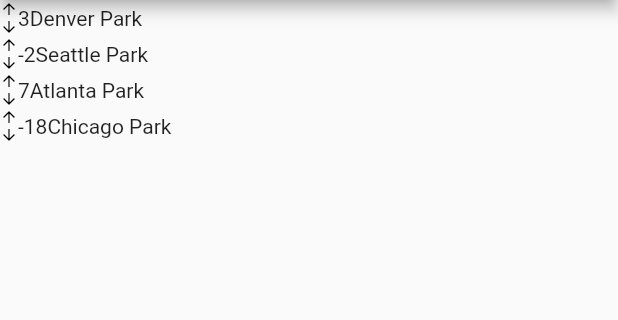
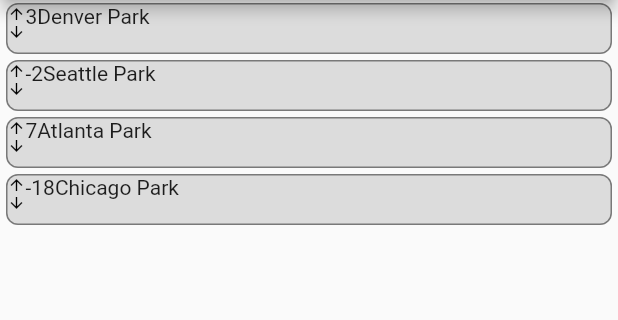
Before and after one commit to jussaw/dog_world_flutter, a Flutter app: the screen it shows after launch, on a phone screen of 412 x 824 dp, the part 84-404 px from its top. Run offline on Flutter 3.47's test engine with Material 2 defaults, Android fonts, the phone set to English and light mode, and no system bars.

Commit message:
Update borer and spacing of list items

```diff
--- a/lib/home_page/dog_park_entry.dart
+++ b/lib/home_page/dog_park_entry.dart
@@ -15,8 +15,24 @@ class DogParkEntry extends StatelessWidget {
 
   @override
   Widget build(BuildContext context) {
-    return SizedBox(
+    const double sideMargin = 4.0;
+    const double topBottomMargin = 2.0;
+
+    return Container(
+      margin: const EdgeInsets.only(
+        left: sideMargin,
+        right: sideMargin,
+        top: topBottomMargin,
+        bottom: topBottomMargin,
+      ),
+      decoration: BoxDecoration(
+        border: Border.all(color: Colors.black45),
+        borderRadius: BorderRadius.circular(8.0),
+        color: Colors.black12,
+      ),
+      child: SizedBox(
         width: double.infinity,
+        height: 32.0,
         child: Row(
           children: [
             Column(
@@ -37,6 +53,7 @@ class DogParkEntry extends StatelessWidget {
             ),
           ],
         ),
+      ),
     );
   }
 }
```
Lines whose indentation alone changed are shown as unchanged.
